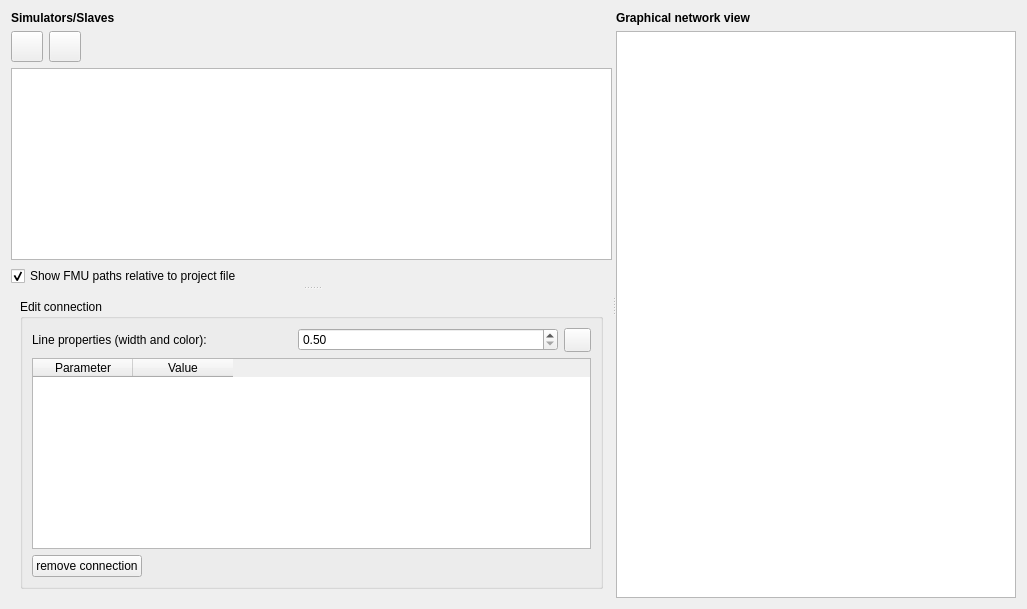
Old version of the form MasterSimulatorUI/src/MSIMViewSlaves.ui in the repository ghorwin/MasterSim.
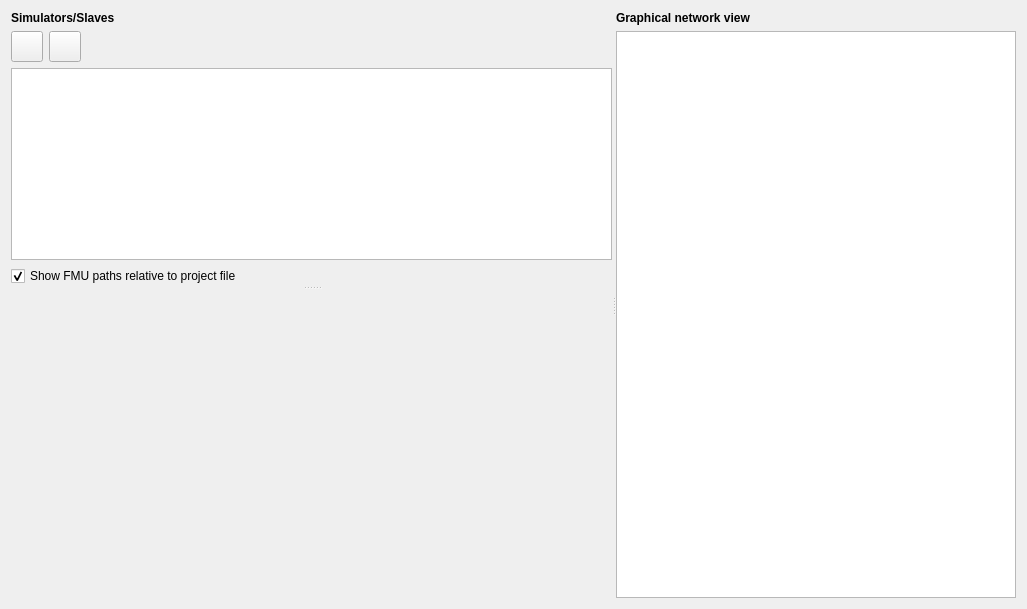
New version of the form. Icons and pictures are not drawn. Custom widgets are drawn as their Qt base class.

Commit message: update propertyWidget based on what has been selected (slave, connector, nothing)

What changed in the file:
```diff
--- a/MasterSimulatorUI/src/MSIMViewSlaves.ui
+++ b/MasterSimulatorUI/src/MSIMViewSlaves.ui
@@ -123,7 +123,7 @@
       </widget>
       <widget class="QStackedWidget" name="stackedWidget">
        <property name="currentIndex">
-        <number>1</number>
+        <number>2</number>
        </property>
        <widget class="QWidget" name="pageProperties">
         <layout class="QVBoxLayout" name="verticalLayoutSlaveProperties">
@@ -260,6 +260,7 @@
          </item>
         </layout>
        </widget>
+       <widget class="QWidget" name="page"/>
       </widget>
      </widget>
      <widget class="QWidget" name="layoutWidget2">
```
The commit also changes 2 other files.
